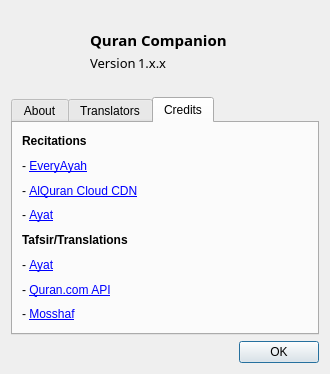
The window that src/widgets/aboutdialog.ui (0xzer0x/quran-companion) describes before a commit, drawn with Qt 5.
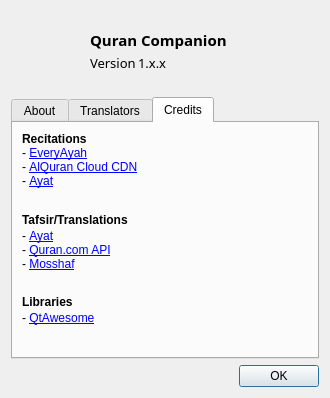
The same window after the commit. The open tabs and pages were chosen to show the change. Icons and pictures are not drawn.

Commit message: about dialog fixed size

The edit to the form file:
```diff
--- a/src/widgets/aboutdialog.ui
+++ b/src/widgets/aboutdialog.ui
@@ -7,9 +7,15 @@
     <x>0</x>
     <y>0</y>
     <width>330</width>
-    <height>374</height>
+    <height>398</height>
    </rect>
   </property>
+  <property name="maximumSize">
+   <size>
+    <width>330</width>
+    <height>398</height>
+   </size>
+  </property>
   <property name="windowTitle">
    <string>Dialog</string>
   </property>
@@ -306,12 +312,20 @@
       <attribute name="title">
        <string>Credits</string>
       </attribute>
+      <layout class="QVBoxLayout" name="verticalLayout_8">
+       <property name="spacing">
+        <number>2</number>
+       </property>
+       <item>
       <layout class="QVBoxLayout" name="verticalLayout_5">
        <property name="spacing">
-        <number>6</number>
+          <number>0</number>
        </property>
        <item>
         <widget class="QLabel" name="label_12">
+           <property name="styleSheet">
+            <string notr="true"/>
+           </property>
          <property name="text">
           <string>&lt;html&gt;&lt;head/&gt;&lt;body&gt;&lt;p&gt;&lt;span style=&quot; font-weight:700;&quot;&gt;Recitations&lt;/span&gt;&lt;/p&gt;&lt;/body&gt;&lt;/html&gt;</string>
          </property>
@@ -320,7 +334,7 @@
        <item>
         <widget class="QLabel" name="label_11">
          <property name="text">
-          <string notr="true">&lt;html&gt;&lt;head/&gt;&lt;body&gt;&lt;p&gt;- &lt;a href=&quot;https://everyayah.com/recitations_ayat.html&quot;&gt;EveryAyah&lt;/a&gt;&lt;/p&gt;&lt;/body&gt;&lt;/html&gt;</string>
+            <string notr="true">&lt;html&gt;&lt;head/&gt;&lt;body&gt;&lt;p&gt;- &lt;a href=&quot;https://everyayah.com/recitations_ayat.html&quot;&gt;EveryAyah&lt;/a&gt;&lt;br/&gt;- &lt;a href=&quot;https://alquran.cloud/cdn&quot;&gt;AlQuran Cloud CDN&lt;/a&gt;&lt;br/&gt;- &lt;a href=&quot;https://quran.ksu.edu.sa/index.php&quot;&gt;Ayat&lt;/a&gt;&lt;/p&gt;&lt;/body&gt;&lt;/html&gt;</string>
          </property>
          <property name="openExternalLinks">
           <bool>true</bool>
@@ -328,25 +342,22 @@
         </widget>
        </item>
        <item>
-        <widget class="QLabel" name="label_18">
-         <property name="text">
-          <string>&lt;html&gt;&lt;head/&gt;&lt;body&gt;&lt;p&gt;- &lt;a href=&quot;https://alquran.cloud/cdn&quot;&gt;AlQuran Cloud CDN&lt;/a&gt;&lt;/p&gt;&lt;/body&gt;&lt;/html&gt;</string>
-         </property>
-         <property name="openExternalLinks">
-          <bool>true</bool>
-         </property>
-        </widget>
-       </item>
-       <item>
-        <widget class="QLabel" name="label_19">
-         <property name="text">
-          <string>&lt;html&gt;&lt;head/&gt;&lt;body&gt;&lt;p&gt;- &lt;a href=&quot;https://quran.ksu.edu.sa/index.php&quot;&gt;Ayat&lt;/a&gt;&lt;/p&gt;&lt;/body&gt;&lt;/html&gt;</string>
-         </property>
-         <property name="openExternalLinks">
-          <bool>true</bool>
-         </property>
-        </widget>
+          <spacer name="verticalSpacer_4">
+           <property name="orientation">
+            <enum>Qt::Vertical</enum>
+           </property>
+           <property name="sizeHint" stdset="0">
+            <size>
+             <width>20</width>
+             <height>40</height>
+            </size>
+           </property>
+          </spacer>
+         </item>
+        </layout>
        </item>
+       <item>
+        <layout class="QVBoxLayout" name="verticalLayout_6">
        <item>
         <widget class="QLabel" name="label_13">
          <property name="text">
@@ -357,7 +368,7 @@
        <item>
         <widget class="QLabel" name="label_14">
          <property name="text">
-          <string notr="true">&lt;html&gt;&lt;head/&gt;&lt;body&gt;&lt;p&gt;- &lt;a href=&quot;https://quran.ksu.edu.sa/index.php&quot;&gt;Ayat&lt;/a&gt;&lt;/p&gt;&lt;/body&gt;&lt;/html&gt;</string>
+            <string notr="true">&lt;html&gt;&lt;head/&gt;&lt;body&gt;&lt;p&gt;- &lt;a href=&quot;https://quran.ksu.edu.sa/index.php&quot;&gt;Ayat&lt;/a&gt;&lt;br/&gt;- &lt;a href=&quot;https://api-docs.quran.com/&quot;&gt;Quran.com API&lt;/a&gt;&lt;br/&gt;- &lt;a href=&quot;https://mosshaf.com&quot;&gt;Mosshaf&lt;/a&gt;&lt;/p&gt;&lt;/body&gt;&lt;/html&gt;</string>
          </property>
          <property name="openExternalLinks">
           <bool>true</bool>
@@ -365,24 +376,53 @@
         </widget>
        </item>
        <item>
-        <widget class="QLabel" name="label_16">
-         <property name="text">
-          <string>&lt;html&gt;&lt;head/&gt;&lt;body&gt;&lt;p&gt;- &lt;a href=&quot;https://api-docs.quran.com/&quot;&gt;Quran.com API&lt;/a&gt;&lt;/p&gt;&lt;/body&gt;&lt;/html&gt;</string>
-         </property>
-         <property name="openExternalLinks">
-          <bool>true</bool>
-         </property>
+          <spacer name="verticalSpacer_5">
+           <property name="orientation">
+            <enum>Qt::Vertical</enum>
+           </property>
+           <property name="sizeHint" stdset="0">
+            <size>
+             <width>20</width>
+             <height>40</height>
+            </size>
+           </property>
+          </spacer>
+         </item>
+        </layout>
+       </item>
+       <item>
+        <layout class="QVBoxLayout" name="verticalLayout_7">
+         <item>
+          <widget class="QLabel" name="label_20">
+           <property name="text">
+            <string>&lt;b&gt;Libraries&lt;/b&gt;</string>
+           </property>
         </widget>
        </item>
        <item>
-        <widget class="QLabel" name="label_17">
+          <widget class="QLabel" name="label_21">
          <property name="text">
-          <string>&lt;html&gt;&lt;head/&gt;&lt;body&gt;&lt;p&gt;- &lt;a href=&quot;https://mosshaf.com&quot;&gt;Mosshaf&lt;/a&gt;&lt;/p&gt;&lt;/body&gt;&lt;/html&gt;</string>
+            <string>&lt;html&gt;&lt;head/&gt;&lt;body&gt;&lt;p&gt;- &lt;a href=&quot;https://github.com/gamecreature/QtAwesome&quot;&gt;QtAwesome&lt;/a&gt;&lt;/p&gt;&lt;/body&gt;&lt;/html&gt;</string>
          </property>
          <property name="openExternalLinks">
           <bool>true</bool>
          </property>
         </widget>
+         </item>
+         <item>
+          <spacer name="verticalSpacer_6">
+           <property name="orientation">
+            <enum>Qt::Vertical</enum>
+           </property>
+           <property name="sizeHint" stdset="0">
+            <size>
+             <width>20</width>
+             <height>40</height>
+            </size>
+           </property>
+          </spacer>
+         </item>
+        </layout>
        </item>
       </layout>
      </widget>
```
Left out of the diff: 6 changed lines with no effect on the pictures. Lines whose indentation alone changed are shown as unchanged. The commit also changes 1 other file.
